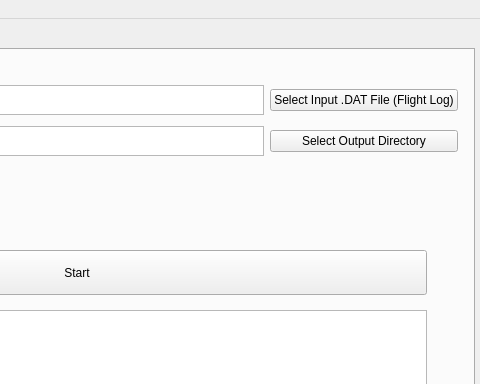
FOSEGU/Fodogu, file UI/main.ui: the form before one commit; both pictures show x 320 to 800 and y 0 to 384 of the 800 by 500 pixel window.
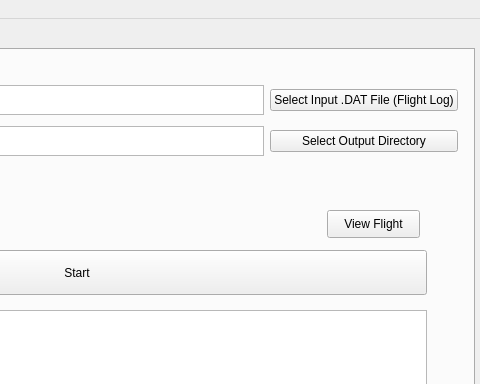
The form after the commit.

Commit message: FEAT: Add Flight Log Visualization

What changed in the file:
```diff
--- a/UI/main.ui
+++ b/UI/main.ui
@@ -125,6 +125,19 @@
        </rect>
       </property>
      </widget>
+     <widget class="QPushButton" name="csv_btn">
+      <property name="geometry">
+       <rect>
+        <x>640</x>
+        <y>160</y>
+        <width>93</width>
+        <height>28</height>
+       </rect>
+      </property>
+      <property name="text">
+       <string>View Flight</string>
+      </property>
+     </widget>
     </widget>
     <widget class="QWidget" name="tab">
      <attribute name="title">
```
The commit also changes 2 other files.
